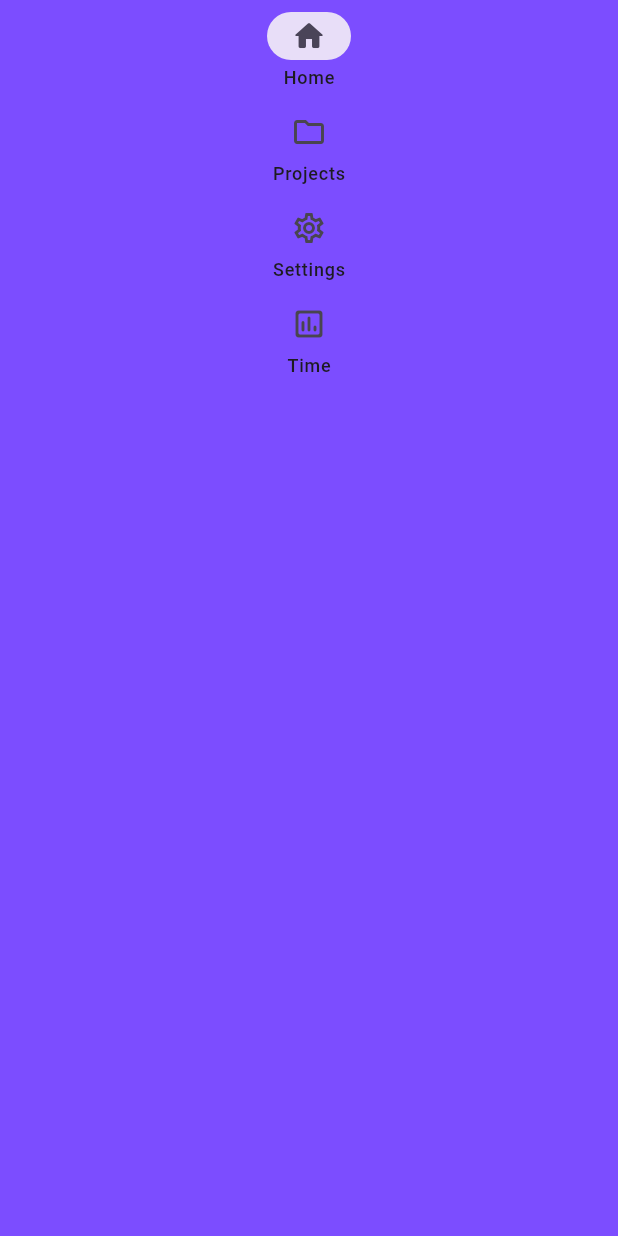
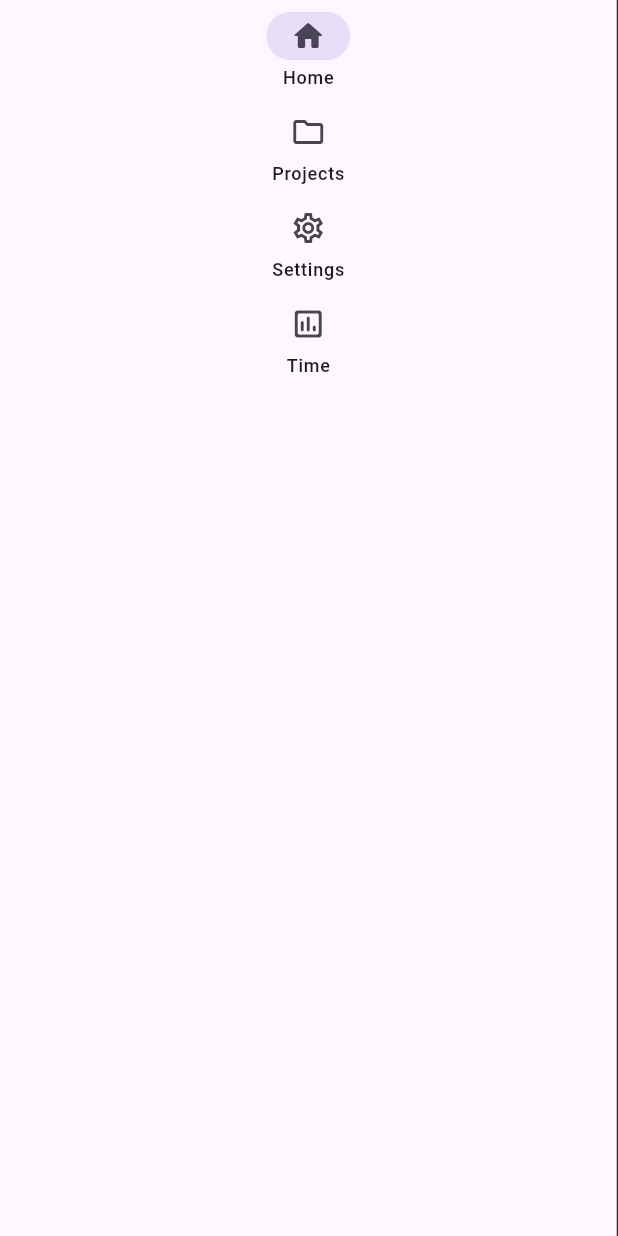
Before and after one commit to neurothrone/neurothrone-tech, a Flutter app: the AppNavRail widget shown alone on an empty page, opened directly, on a phone screen of 412 x 824 dp. Run offline on Flutter 3.47's test engine with Material 3 defaults, Android fonts, the phone set to English and light mode, and no system bars; our stand-ins replace dio, flutter_dotenv, flutter_riverpod, freezed_annotation, get_it, go_router and 1 more.

Commit message:
feat: enhance AppNavRail with container styling and border decoration

```diff
--- a/lib/src/core/ui/widgets/app_nav_rail.dart
+++ b/lib/src/core/ui/widgets/app_nav_rail.dart
@@ -4,6 +4,7 @@ import 'package:flutter_riverpod/flutter_riverpod.dart';
 import 'package:go_router/go_router.dart';
 
 import '../../navigation/navigation.dart';
+import '../theme/theme.dart';
 
 class AppNavRail extends ConsumerWidget {
   const AppNavRail({super.key});
@@ -12,9 +13,14 @@ class AppNavRail extends ConsumerWidget {
   Widget build(BuildContext context, WidgetRef ref) {
     final activeRoute = ref.watch(currentRouteProvider);
 
-    return NavigationRail(
+    return Container(
+      decoration: BoxDecoration(
+        border: Border(
+          right: borderDividerStyle,
+        ),
+      ),
+      child: NavigationRail(
         groupAlignment: -1.0,
-      backgroundColor: Colors.deepPurpleAccent,
         selectedIndex: getNavRailIndex(activeRoute),
         onDestinationSelected: (int index) {
           final route = AppRoute.fromIndex(index);
@@ -43,6 +49,7 @@ class AppNavRail extends ConsumerWidget {
             selectedIcon: Icon(Icons.insert_chart_rounded),
           ),
         ],
+      ),
     );
   }
 }
```
Lines whose indentation alone changed are shown as unchanged.
